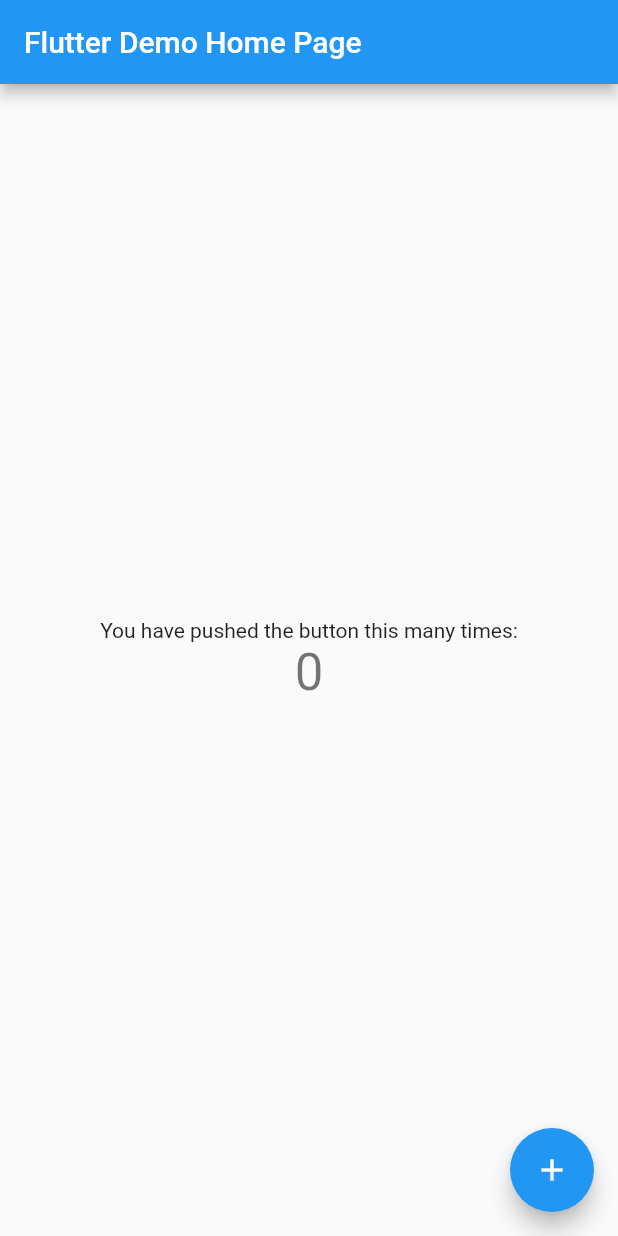
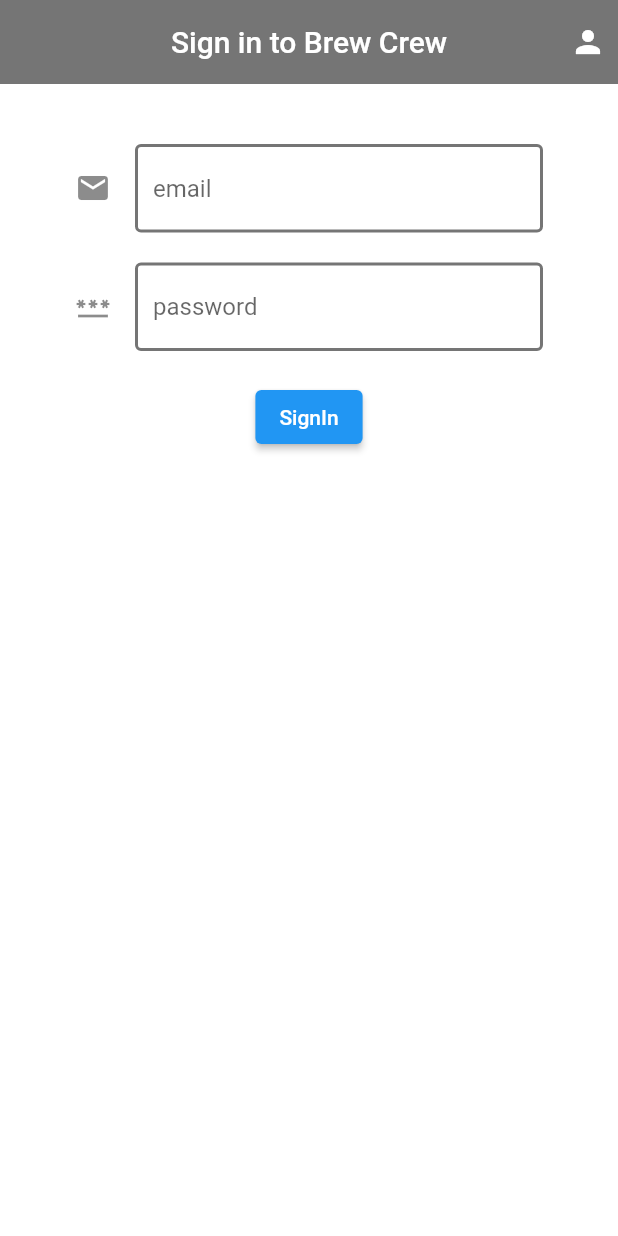
Before and after one commit to MedjadderAymen/Flutter-Firebase-App, a Flutter app: the screen it shows after launch, on a phone screen of 412 x 824 dp. Run offline on Flutter 3.47's test engine with Material 2 defaults, Android fonts, the phone set to English and light mode, and no system bars; our stand-ins replace cloud_firestore, firebase_auth, firebase_core, flutter_spinkit; accounts and stored records are empty.

```diff
--- a/lib/main.dart
+++ b/lib/main.dart
@@ -1,6 +1,14 @@
+import 'package:brew_crew/models/client.dart';
+import 'package:brew_crew/screens/wrapper.dart';
+import 'package:brew_crew/services/auth_service.dart';
+import 'package:firebase_core/firebase_core.dart';
 import 'package:flutter/material.dart';
+import 'package:provider/provider.dart';
 
-void main() {
+Future<void> main() async {
+  WidgetsFlutterBinding.ensureInitialized();
+  await Firebase.initializeApp();
+
   runApp(MyApp());
 }
 
@@ -8,106 +16,13 @@ class MyApp extends StatelessWidget {
   // This widget is the root of your application.
   @override
   Widget build(BuildContext context) {
-    return MaterialApp(
-      title: 'Flutter Demo',
-      theme: ThemeData(
-        // This is the theme of your application.
-        //
-        // Try running your application with "flutter run". You'll see the
-        // application has a blue toolbar. Then, without quitting the app, try
-        // changing the primarySwatch below to Colors.green and then invoke
-        // "hot reload" (press "r" in the console where you ran "flutter run",
-        // or simply save your changes to "hot reload" in a Flutter IDE).
-        // Notice that the counter didn't reset back to zero; the application
-        // is not restarted.
-        primarySwatch: Colors.blue,
+    return StreamProvider<Client>.value(
+      value: AuthService().client,
+      initialData: Client.initialData(),
+      child: MaterialApp(
+        debugShowCheckedModeBanner: false,
+        home: Wrapper(),
       ),
-      home: MyHomePage(title: 'Flutter Demo Home Page'),
     );
   }
 }
-
-class MyHomePage extends StatefulWidget {
-  MyHomePage({Key? key, required this.title}) : super(key: key);
-
-  // This widget is the home page of your application. It is stateful, meaning
-  // that it has a State object (defined below) that contains fields that affect
-  // how it looks.
-
-  // This class is the configuration for the state. It holds the values (in this
-  // case the title) provided by the parent (in this case the App widget) and
-  // used by the build method of the State. Fields in a Widget subclass are
-  // always marked "final".
-
-  final String title;
-
-  @override
-  _MyHomePageState createState() => _MyHomePageState();
-}
-
-class _MyHomePageState extends State<MyHomePage> {
-  int _counter = 0;
-
-  void _incrementCounter() {
-    setState(() {
-      // This call to setState tells the Flutter framework that something has
-      // changed in this State, which causes it to rerun the build method below
-      // so that the display can reflect the updated values. If we changed
-      // _counter without calling setState(), then the build method would not be
-      // called again, and so nothing would appear to happen.
-      _counter++;
-    });
-  }
-
-  @override
-  Widget build(BuildContext context) {
-    // This method is rerun every time setState is called, for instance as done
-    // by the _incrementCounter method above.
-    //
-    // The Flutter framework has been optimized to make rerunning build methods
-    // fast, so that you can just rebuild anything that needs updating rather
-    // than having to individually change instances of widgets.
-    return Scaffold(
-      appBar: AppBar(
-        // Here we take the value from the MyHomePage object that was created by
-        // the App.build method, and use it to set our appbar title.
-        title: Text(widget.title),
-      ),
-      body: Center(
-        // Center is a layout widget. It takes a single child and positions it
-        // in the middle of the parent.
-        child: Column(
-          // Column is also a layout widget. It takes a list of children and
-          // arranges them vertically. By default, it sizes itself to fit its
-          // children horizontally, and tries to be as tall as its parent.
-          //
-          // Invoke "debug painting" (press "p" in the console, choose the
-          // "Toggle Debug Paint" action from the Flutter Inspector in Android
-          // Studio, or the "Toggle Debug Paint" command in Visual Studio Code)
-          // to see the wireframe for each widget.
-          //
-          // Column has various properties to control how it sizes itself and
-          // how it positions its children. Here we use mainAxisAlignment to
-          // center the children vertically; the main axis here is the vertical
-          // axis because Columns are vertical (the cross axis would be
-          // horizontal).
-          mainAxisAlignment: MainAxisAlignment.center,
-          children: <Widget>[
-            Text(
-              'You have pushed the button this many times:',
-            ),
-            Text(
-              '$_counter',
-              style: Theme.of(context).textTheme.headline4,
-            ),
-          ],
-        ),
-      ),
-      floatingActionButton: FloatingActionButton(
-        onPressed: _incrementCounter,
-        tooltip: 'Increment',
-        child: Icon(Icons.add),
-      ), // This trailing comma makes auto-formatting nicer for build methods.
-    );
-  }
-}
--- /dev/null
+++ b/lib/models/client.dart
@@ -0,0 +1,9 @@
+class Client {
+  final String uuid;
+
+  Client({required this.uuid});
+
+  factory Client.initialData() {
+    return Client(uuid: '');
+  }
+}
--- /dev/null
+++ b/lib/screens/authenticate/authenticate.dart
@@ -0,0 +1,30 @@
+import 'package:brew_crew/screens/authenticate/register.dart';
+import 'package:brew_crew/screens/authenticate/sign_in.dart';
+import 'package:flutter/material.dart';
+
+class Authenticate extends StatefulWidget {
+  const Authenticate({Key? key}) : super(key: key);
+
+  @override
+  _AuthenticateState createState() => _AuthenticateState();
+}
+
+class _AuthenticateState extends State<Authenticate> {
+
+  bool showSignIn = true;
+
+  void toggleView(){
+    setState(() {
+      showSignIn = !showSignIn;
+    });
+  }
+
+  @override
+  Widget build(BuildContext context) {
+    if(showSignIn){
+      return SignIn(toggleView: toggleView);
+    }else{
+      return Register(toggleView: toggleView);
+    }
+  }
+}
--- /dev/null
+++ b/lib/screens/authenticate/sign_in.dart
@@ -0,0 +1,121 @@
+import 'package:brew_crew/services/auth_service.dart';
+import 'package:brew_crew/shared/constatns.dart';
+import 'package:brew_crew/shared/loading.dart';
+import 'package:flutter/material.dart';
+
+class SignIn extends StatefulWidget {
+  final Function toggleView;
+
+  const SignIn({required this.toggleView});
+
+  @override
+  _SignInState createState() => _SignInState();
+}
+
+class _SignInState extends State<SignIn> {
+  final AuthService _authService = AuthService();
+
+  final _formKey = GlobalKey<FormState>();
+
+  String email = '';
+  String password = '';
+  String error = '';
+  bool loading = false;
+
+  @override
+  Widget build(BuildContext context) {
+    return loading ? Loading() : Scaffold(
+      backgroundColor: Colors.white,
+      appBar: AppBar(
+        centerTitle: true,
+        backgroundColor: Colors.black54,
+        elevation: 0,
+        title: Text("Sign in to Brew Crew"),
+        actions: [
+          Padding(
+            padding: const EdgeInsets.only(right: 8.0),
+            child: InkWell(
+              child: Icon(
+                Icons.person,
+              ),
+              onTap: () {
+                widget.toggleView();
+              },
+            ),
+          )
+        ],
+      ),
+      body: Container(
+          padding: EdgeInsets.symmetric(horizontal: 50, vertical: 20),
+          child: Form(
+              key: _formKey,
+              child: Column(
+                children: [
+                  SizedBox(
+                    height: 20.0,
+                  ),
+                  TextFormField(
+                    decoration: textInputDecoration.copyWith(hintText: "email"),
+                    validator: (value) =>
+                        value!.isEmpty ? 'enter an email' : null,
+                    onChanged: (value) {
+                      setState(() {
+                        email = value;
+                      });
+                    },
+                  ),
+                  SizedBox(
+                    height: 20.0,
+                  ),
+                  TextFormField(
+                    decoration: textInputDecoration.copyWith(
+                        hintText: "password", icon: Icon(Icons.password)),
+                    validator: (value) => value!.length < 6
+                        ? 'enter a password 6+ chars long'
+                        : null,
+                    obscureText: true,
+                    onChanged: (value) {
+                      setState(() {
+                        password = value;
+                      });
+                    },
+                  ),
+                  SizedBox(
+                    height: 20.0,
+                  ),
+                  ElevatedButton(
+                    onPressed: () async {
+                      if (_formKey.currentState!.validate()) {
+                        setState(() {
+                          loading = true;
+                        });
+
+                        dynamic result = await _authService
+                            .signInWithEmailPassword(email, password);
+
+                        if (result == "null") {
+                          setState(() {
+                            error =
+                                'could not conenct to firebase with those credentials';
+                            loading = false;
+                          });
+                        }
+                      }
+                    },
+                    child: Text("SignIn"),
+                  ),
+                  SizedBox(
+                    height: 20,
+                  ),
+                  Text(
+                    error,
+                    style: TextStyle(
+                      color: Colors.red,
+                      fontSize: 14.0,
+                    ),
+                  )
+                ],
+              ))),
+    );
+  }
+}
--- /dev/null
+++ b/lib/screens/wrapper.dart
@@ -0,0 +1,25 @@
+import 'package:brew_crew/models/client.dart';
+import 'package:brew_crew/screens/authenticate/authenticate.dart';
+import 'package:brew_crew/screens/home/home.dart';
+import 'package:flutter/material.dart';
+import 'package:provider/provider.dart';
+
+class Wrapper extends StatelessWidget {
+  const Wrapper({Key? key}) : super(key: key);
+
+  @override
+  Widget build(BuildContext context) {
+    //return either the home or authenticate
+
+    final client = Provider.of<Client>(context);
+
+
+    if(client.uuid.isEmpty){
+      print('wrapper to login '+ client.uuid);
+      return  Authenticate();
+    }else{
+      print('wrapper to home '+ client.uuid);
+      return Home();
+    }
+  }
+}
--- /dev/null
+++ b/lib/shared/constatns.dart
@@ -0,0 +1,17 @@
+import 'package:flutter/material.dart';
+
+const textInputDecoration = InputDecoration(
+  icon: Icon(Icons.email),
+  filled: true,
+  fillColor: Colors.white70,
+  enabledBorder: OutlineInputBorder(
+      borderSide: BorderSide(
+    color: Colors.black54,
+    width: 2.0,
+  )),
+  focusedBorder: OutlineInputBorder(
+      borderSide: BorderSide(
+    color: Colors.blueAccent,
+    width: 2.0,
+  )),
+);
--- a/pubspec.yaml
+++ b/pubspec.yaml
@@ -28,6 +28,11 @@ dependencies:
   # The following adds the Cupertino Icons font to your application.
   # Use with the CupertinoIcons class for iOS style icons.
   cupertino_icons: ^1.0.2
+  cloud_firestore: ^2.5.1
+  firebase_auth: ^3.1.0
+  firebase_core: ^1.6.0
+  provider: ^6.0.0
+  flutter_spinkit: ^5.1.0
 
 dev_dependencies:
   flutter_test:
```
Also changed, not shown: lib/screens/authenticate/register.dart (added, +119 -0 lines), lib/screens/home/home.dart (added, +46 -0 lines), lib/services/auth_service.dart (added, +68 -0 lines), lib/services/database.dart (added, +10 -0 lines), lib/shared/loading.dart (added, +19 -0 lines), pubspec.lock, 3 other files.
